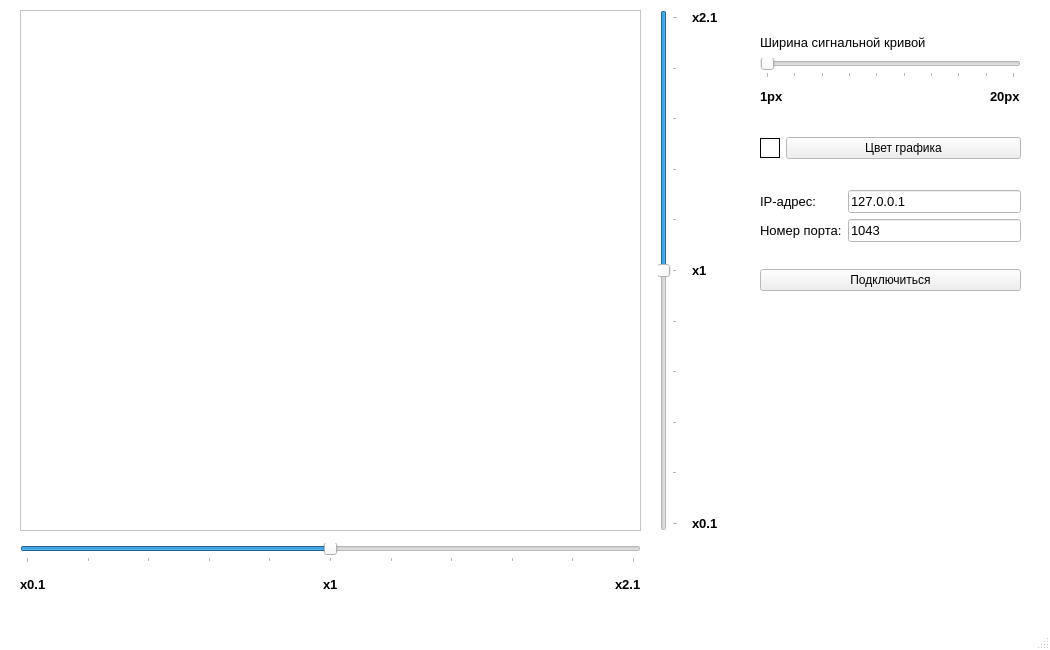
vglaznev/inobitec-entry-task-client, file mainwindow.ui: the form before one commit.
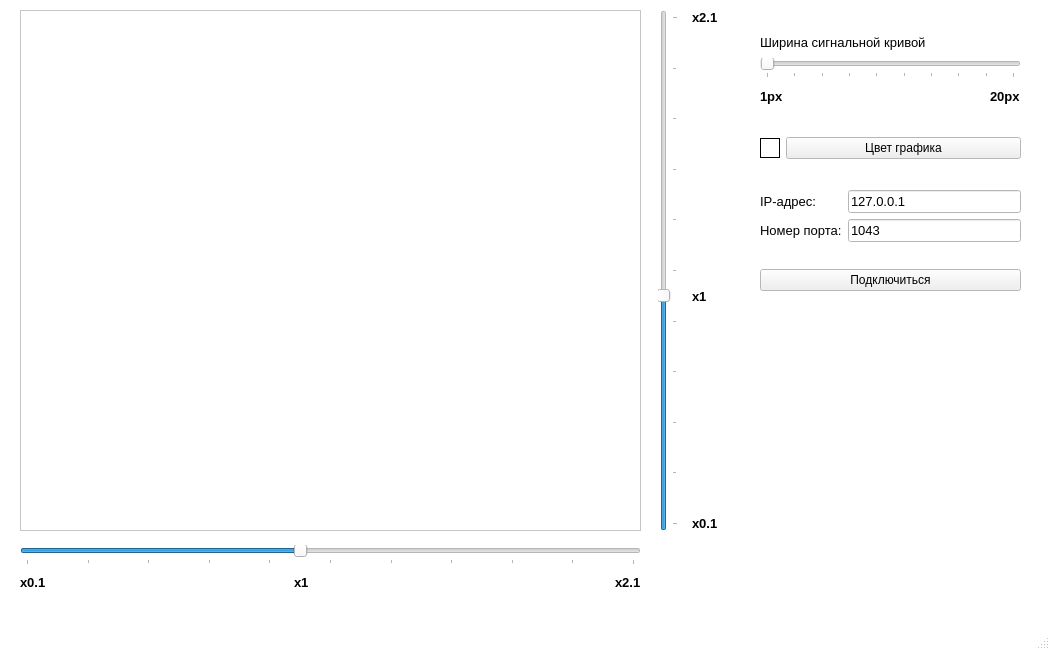
The form after the commit. Custom widgets are drawn as their Qt base class.

```diff
--- a/mainwindow.ui
+++ b/mainwindow.ui
@@ -319,6 +319,9 @@
      </rect>
     </property>
     <layout class="QHBoxLayout" name="horizontalLayout_2">
+     <property name="spacing">
+      <number>6</number>
+     </property>
      <item>
       <widget class="QSlider" name="amplitudeZoomSlider">
        <property name="minimum">
@@ -331,13 +334,13 @@
         <number>1</number>
        </property>
        <property name="sliderPosition">
-        <number>0</number>
+        <number>-1</number>
        </property>
        <property name="orientation">
         <enum>Qt::Vertical</enum>
        </property>
        <property name="invertedAppearance">
-        <bool>true</bool>
+        <bool>false</bool>
        </property>
        <property name="tickPosition">
         <enum>QSlider::TicksBelow</enum>
@@ -407,10 +410,13 @@
          <property name="orientation">
           <enum>Qt::Vertical</enum>
          </property>
+         <property name="sizeType">
+          <enum>QSizePolicy::Fixed</enum>
+         </property>
          <property name="sizeHint" stdset="0">
           <size>
            <width>20</width>
-           <height>40</height>
+           <height>206</height>
           </size>
          </property>
         </spacer>
@@ -449,6 +455,9 @@
      </rect>
     </property>
     <layout class="QVBoxLayout" name="verticalLayout_4">
+     <property name="spacing">
+      <number>0</number>
+     </property>
      <item>
       <widget class="QSlider" name="periodZoomSlider">
        <property name="minimum">
@@ -458,7 +467,10 @@
         <number>10</number>
        </property>
        <property name="singleStep">
-        <number>2</number>
+        <number>1</number>
+       </property>
+       <property name="sliderPosition">
+        <number>-1</number>
        </property>
        <property name="orientation">
         <enum>Qt::Horizontal</enum>
@@ -469,6 +481,9 @@
        <property name="tickPosition">
         <enum>QSlider::TicksBelow</enum>
        </property>
+       <property name="tickInterval">
+        <number>2</number>
+       </property>
       </widget>
      </item>
      <item>
@@ -498,9 +513,12 @@
          <property name="orientation">
           <enum>Qt::Horizontal</enum>
          </property>
+         <property name="sizeType">
+          <enum>QSizePolicy::Fixed</enum>
+         </property>
          <property name="sizeHint" stdset="0">
           <size>
-           <width>40</width>
+           <width>248</width>
            <height>20</height>
           </size>
          </property>
```
